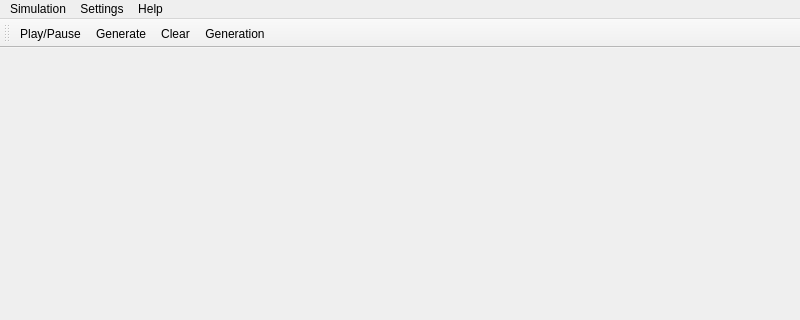
maxchistt/CellLifeSimulation, file QtCellLifeSimulationApp/MainWindowCLS.ui: the form before one commit; both pictures show x 0 to 800 and y 0 to 320 of the 800 by 600 pixel window.
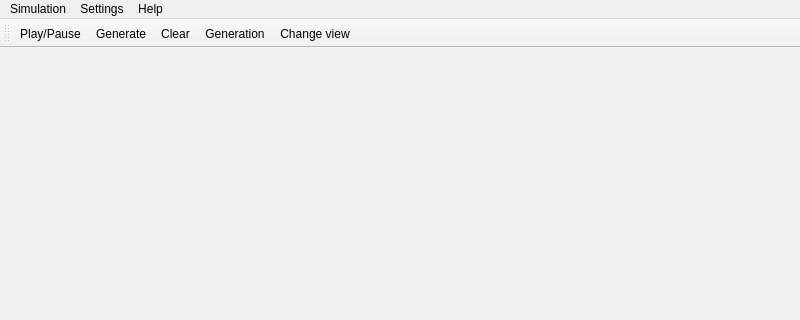
The form after the commit. Icons and pictures are not drawn.

The edit to the form file:
```diff
--- a/QtCellLifeSimulationApp/MainWindowCLS.ui
+++ b/QtCellLifeSimulationApp/MainWindowCLS.ui
@@ -74,6 +74,7 @@
    <addaction name="actionGenerate"/>
    <addaction name="actionClear"/>
    <addaction name="actionGenerationSettings"/>
+   <addaction name="actionChange_view"/>
   </widget>
   <action name="actionGenerate">
    <property name="icon">
@@ -139,6 +140,15 @@
     <string>AboutQt</string>
    </property>
   </action>
+  <action name="actionChange_view">
+   <property name="icon">
+    <iconset resource="QtCellLifeSimulationApp.qrc">
+     <normaloff>:/toolbar/resources/eye.png</normaloff>:/toolbar/resources/eye.png</iconset>
+   </property>
+   <property name="text">
+    <string>Change view</string>
+   </property>
+  </action>
  </widget>
  <layoutdefault spacing="6" margin="11"/>
  <resources>
```
Left out of the diff: 1 changed line with no effect on the pictures.
